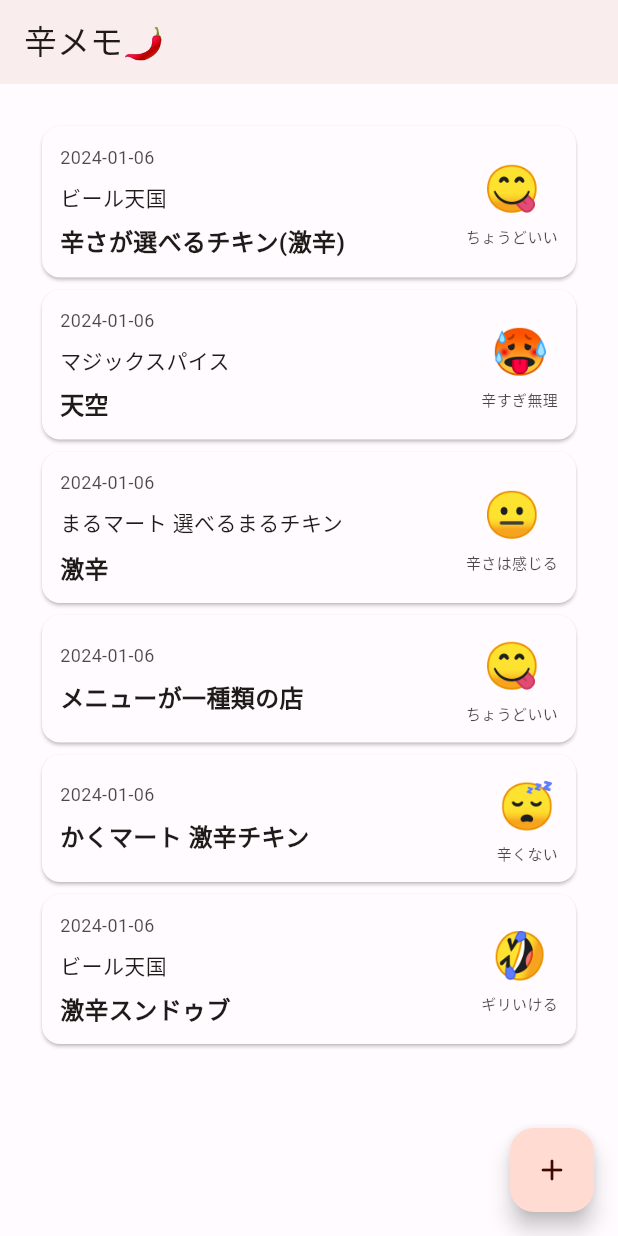
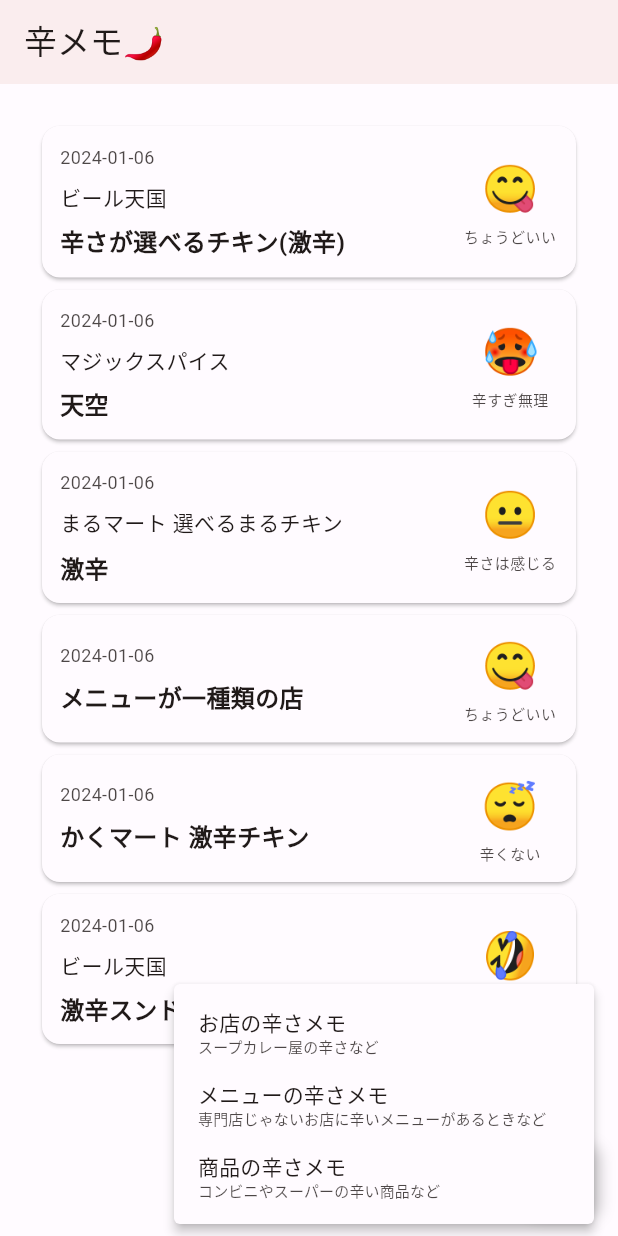
Before and after one commit to yokemura/Karamemo, a Flutter app: the screen it shows after launch, after a tap on the "add" icon, on a phone screen of 412 x 824 dp. Run offline on Flutter 3.47's test engine with Material 3 defaults, Android fonts, the phone set to English and light mode, and no system bars; our stand-ins replace flutter_hooks, flutter_riverpod, hooks_riverpod.

Commit message:
Popup menu

```diff
--- /dev/null
+++ b/lib/model/view_data/memo_type.dart
@@ -0,0 +1,5 @@
+enum MemoType {
+  shopAndItem,
+  shopOnly,
+  itemOnly,
+}
--- /dev/null
+++ b/lib/ui/component/atom/create_memo_button_body.dart
@@ -0,0 +1,27 @@
+import 'package:flutter/cupertino.dart';
+import 'package:flutter/material.dart';
+
+class CreateMemoButtonBody extends StatelessWidget {
+  const CreateMemoButtonBody({super.key});
+
+  @override
+  Widget build(BuildContext context) {
+    return Container(
+      alignment: Alignment.center,
+      width: 48,
+      height: 48,
+      decoration: BoxDecoration(
+          borderRadius: BorderRadius.circular(8),
+          color: Theme.of(context).colorScheme.primaryContainer,
+        boxShadow: [
+          BoxShadow(
+            blurRadius: 8.0,
+            color: Theme.of(context).colorScheme.shadow.withOpacity(0.2),
+            offset: const Offset(4.0, 4.0),
+          ),
+        ],
+      ),
+      child: const Icon(Icons.add_rounded),
+    );
+  }
+}
--- a/lib/ui/component/atom/labels.dart
+++ b/lib/ui/component/atom/labels.dart
@@ -1,5 +1,49 @@
 import 'package:flutter/material.dart';
 
+// ------------------------------------------------------------------------
+//
+// Generic
+//
+// ------------------------------------------------------------------------
+class BodyLabel extends StatelessWidget {
+  final String text;
+
+  const BodyLabel({super.key, required this.text});
+
+  @override
+  Widget build(BuildContext context) => Text(
+    text,
+    key: key,
+    style: TextStyle(
+      fontSize: 14,
+      fontWeight: FontWeight.normal,
+      color: Theme.of(context).colorScheme.onBackground,
+    ),
+  );
+}
+
+class CaptionLabel extends StatelessWidget {
+  final String text;
+
+  const CaptionLabel({super.key, required this.text});
+
+  @override
+  Widget build(BuildContext context) => Text(
+    text,
+    key: key,
+    style: TextStyle(
+      fontSize: 10,
+      fontWeight: FontWeight.normal,
+      color: Theme.of(context).colorScheme.onBackground.withOpacity(0.8),
+    ),
+  );
+}
+
+// ------------------------------------------------------------------------
+//
+// For Item Card
+//
+// ------------------------------------------------------------------------
 class ItemLabel extends StatelessWidget {
   final String text;
 
--- a/lib/ui/component/molecule/judge_icon_combo.dart
+++ b/lib/ui/component/molecule/judge_icon_combo.dart
@@ -18,12 +18,15 @@ class JudgeIconCombo extends StatelessWidget {
 
   @override
   Widget build(BuildContext context) {
-    return Column(
-      children: [
-        JudgeIcon(judge),
-        const SizedBox(height: 4),
-        SubIconLabel(text: text),
-      ],
+    return SizedBox(
+      width: 64,
+      child: Column(
+        children: [
+          JudgeIcon(judge),
+          const SizedBox(height: 4),
+          SubIconLabel(text: text),
+        ],
+      ),
     );
   }
 }
--- /dev/null
+++ b/lib/ui/component/molecule/memo_type_combo.dart
@@ -0,0 +1,23 @@
+import 'package:flutter/cupertino.dart';
+import 'package:karamemo/ui/component/atom/labels.dart';
+
+class MemoTypeCombo extends StatelessWidget {
+  const MemoTypeCombo(this.name, this.description, {super.key});
+
+  final String name;
+  final String description;
+
+  @override
+  Widget build(BuildContext context) {
+    return Padding(
+      padding: const EdgeInsets.all(4.0),
+      child: Column(
+        crossAxisAlignment: CrossAxisAlignment.start,
+        children: [
+          BodyLabel(text: name),
+          CaptionLabel(text: description),
+        ],
+      ),
+    );
+  }
+}
--- a/lib/ui/page/home_page.dart
+++ b/lib/ui/page/home_page.dart
@@ -5,10 +5,13 @@ import 'package:flutter_hooks/flutter_hooks.dart';
 import 'package:flutter_riverpod/flutter_riverpod.dart';
 import 'package:hooks_riverpod/hooks_riverpod.dart';
 import 'package:karamemo/model/state/home_state.dart';
+import 'package:karamemo/ui/component/atom/create_memo_button_body.dart';
+import 'package:karamemo/ui/component/molecule/memo_type_combo.dart';
 import 'package:karamemo/ui/component/organism/memo_card.dart';
 
 import '../../model/controller/home_controller.dart';
 import '../../model/view_data/memo.dart';
+import '../../model/view_data/memo_type.dart';
 
 class HomePage extends HookConsumerWidget {
   @override
@@ -31,10 +34,31 @@ class HomePage extends HookConsumerWidget {
           HomeStateListing(list: final list) => _ListBody(list),
           HomeStateEmpty() => _EmptyBody(),
         },
-        floatingActionButton:
-            FloatingActionButton(
-              onPressed: () => {}, tooltip: '新規メモ作成',
-              child: const Icon(Icons.add_rounded)),);
+        floatingActionButton: PopupMenuButton(
+          itemBuilder: _makePopupItems,
+          onSelected: _onMenuSelected,
+          child: const CreateMemoButtonBody(),
+        ));
+  }
+
+  List<PopupMenuEntry<dynamic>> _makePopupItems(BuildContext context) {
+    const item1 = PopupMenuItem<MemoType>(
+      value: MemoType.shopOnly,
+      child: MemoTypeCombo('お店の辛さメモ', 'スープカレー屋の辛さなど'),
+    );
+    const item2 = PopupMenuItem<MemoType>(
+      value: MemoType.shopAndItem,
+      child: MemoTypeCombo('メニューの辛さメモ', '専門店じゃないお店に辛いメニューがあるときなど'),
+    );
+    const item3 = PopupMenuItem<MemoType>(
+      value: MemoType.itemOnly,
+      child: MemoTypeCombo('商品の辛さメモ', 'コンビニやスーパーの辛い商品など'),
+    );
+    return [item1, item2, item3];
+  }
+
+  void _onMenuSelected(dynamic type) {
+    print("selected $type");
   }
 }
 
```
